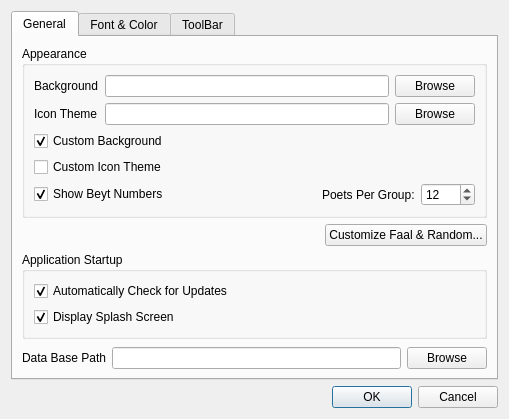
First picture: the form in settings.ui, repository srazi/Saaghar, before the edit.
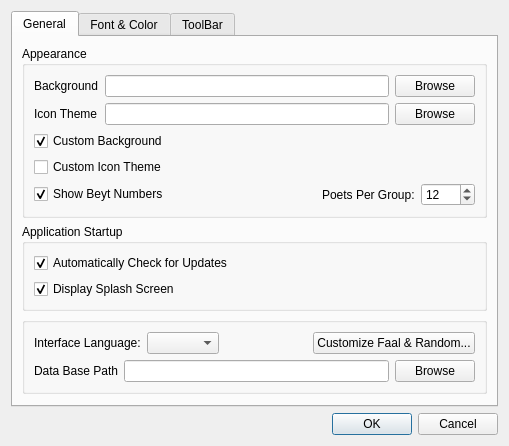
Second picture: the form after the edit. Icons and pictures are not drawn.

Commit message: New: An option for changing interface language was added!

Diff of the .ui file:
```diff
--- a/settings.ui
+++ b/settings.ui
@@ -188,30 +188,6 @@
            </layout>
           </widget>
          </item>
-         <item>
-          <layout class="QHBoxLayout" name="horizontalLayout_8">
-           <item>
-            <spacer name="horizontalSpacer_2">
-             <property name="orientation">
-              <enum>Qt::Horizontal</enum>
-             </property>
-             <property name="sizeHint" stdset="0">
-              <size>
-               <width>40</width>
-               <height>20</height>
-              </size>
-             </property>
-            </spacer>
-           </item>
-           <item>
-            <widget class="QPushButton" name="pushButtonRandomOptions">
-             <property name="text">
-              <string>Customize Faal &amp;&amp; Random...</string>
-             </property>
-            </widget>
-           </item>
-          </layout>
-         </item>
          <item>
           <widget class="QGroupBox" name="groupBox">
            <property name="title">
@@ -246,19 +222,46 @@
           </widget>
          </item>
          <item>
-          <spacer name="verticalSpacer">
+          <widget class="QGroupBox" name="groupBox_3">
+           <property name="title">
+            <string/>
+           </property>
+           <layout class="QGridLayout" name="gridLayout_8">
+            <item row="0" column="0">
+             <layout class="QHBoxLayout" name="horizontalLayout_8">
+              <item>
+               <widget class="QLabel" name="label_5">
+                <property name="text">
+                 <string>Interface Language:</string>
+                </property>
+               </widget>
+              </item>
+              <item>
+               <widget class="QComboBox" name="uiLanguageComboBox"/>
+              </item>
+              <item>
+               <spacer name="horizontalSpacer_2">
            <property name="orientation">
-            <enum>Qt::Vertical</enum>
+                 <enum>Qt::Horizontal</enum>
            </property>
            <property name="sizeHint" stdset="0">
             <size>
-             <width>20</width>
-             <height>40</height>
+                  <width>40</width>
+                  <height>20</height>
             </size>
            </property>
           </spacer>
          </item>
          <item>
+               <widget class="QPushButton" name="pushButtonRandomOptions">
+                <property name="text">
+                 <string>Customize Faal &amp;&amp; Random...</string>
+                </property>
+               </widget>
+              </item>
+             </layout>
+            </item>
+            <item row="1" column="0">
           <layout class="QHBoxLayout" name="horizontalLayout_2">
            <item>
             <widget class="QLabel" name="labelDataBasePath">
@@ -278,6 +281,22 @@
             </widget>
            </item>
           </layout>
+            </item>
+           </layout>
+          </widget>
+         </item>
+         <item>
+          <spacer name="verticalSpacer">
+           <property name="orientation">
+            <enum>Qt::Vertical</enum>
+           </property>
+           <property name="sizeHint" stdset="0">
+            <size>
+             <width>20</width>
+             <height>40</height>
+            </size>
+           </property>
+          </spacer>
          </item>
         </layout>
        </item>
```
Lines whose indentation alone changed are shown as unchanged. The commit also changes 3 other files.
